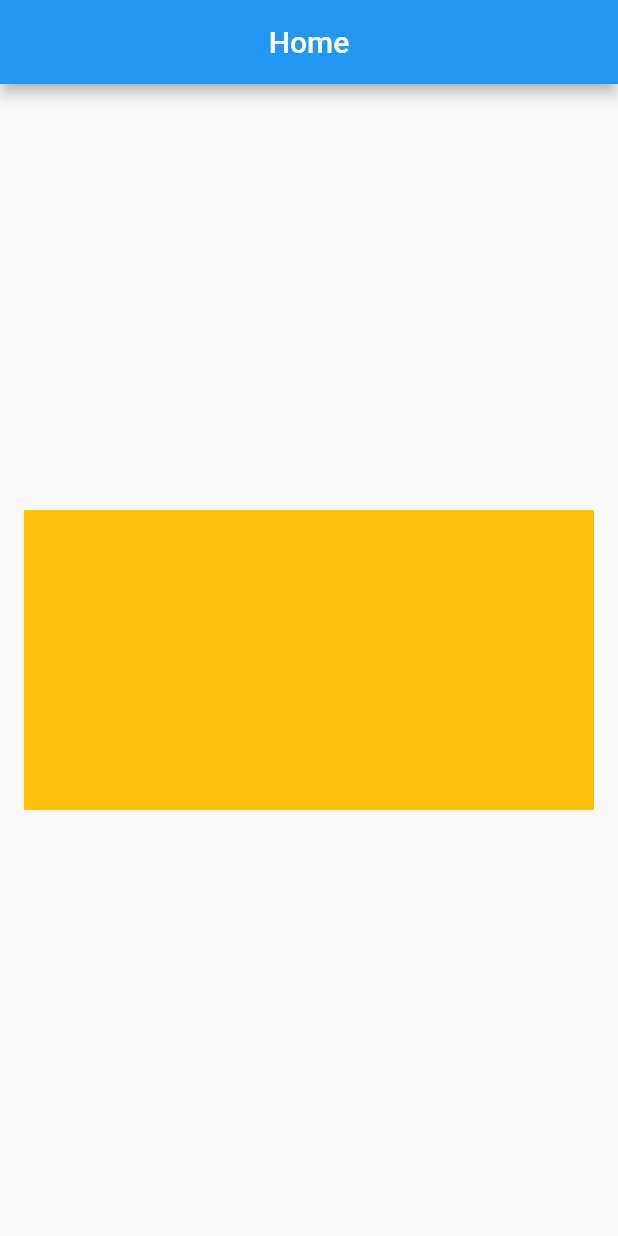
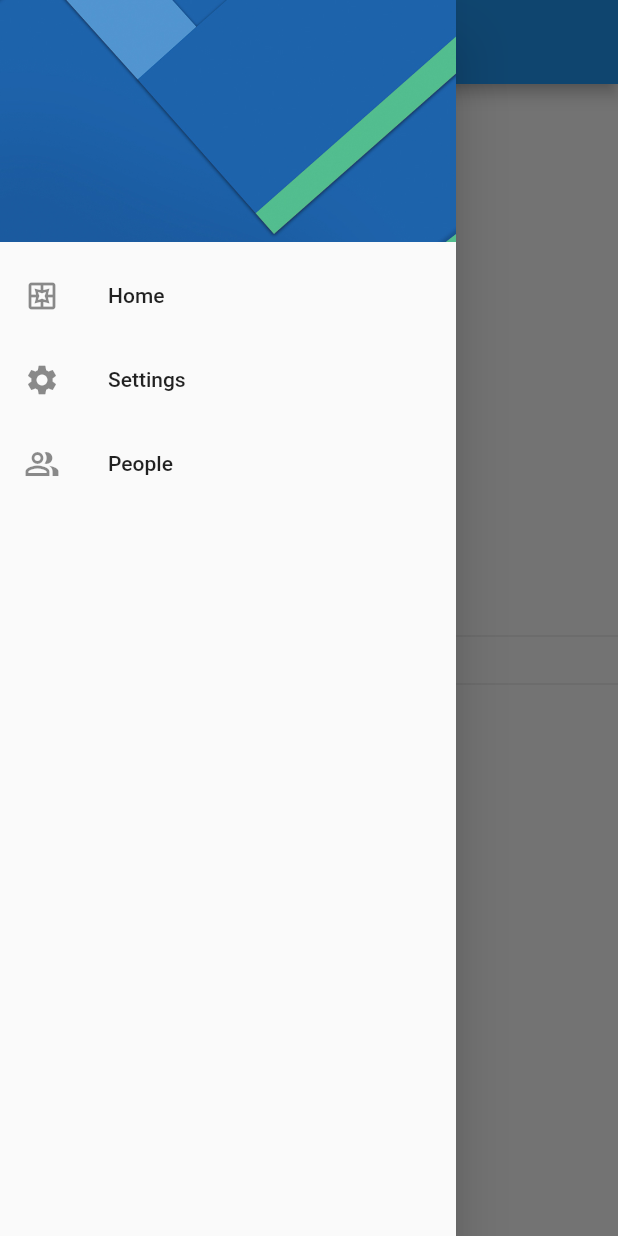
Before and after one commit to MangelDark/preference_app, a Flutter app: the screen it shows after launch, with the side drawer open (before the commit the screen has no drawer), on a phone screen of 412 x 824 dp. Run offline on Flutter 3.47's test engine with Material 2 defaults, Android fonts, the phone set to English and light mode, and no system bars; our stand-ins replace shared_preferences.

Commit message:
add new functionality class for keeping user data saved

```diff
--- /dev/null
+++ b/lib/providers/theme_provider.dart
@@ -0,0 +1,17 @@
+import 'package:flutter/material.dart';
+
+class ThemeProvider extends ChangeNotifier {
+  ThemeData currentTheme;
+  ThemeProvider({required bool isDarkMode})
+      : currentTheme = isDarkMode ? ThemeData.dark() : ThemeData.light();
+
+  setLightMode() {
+    currentTheme = ThemeData.light();
+    notifyListeners();
+  }
+
+  setDarkMode() {
+    currentTheme = ThemeData.dark();
+    notifyListeners();
+  }
+}
--- a/lib/screens/home_screen.dart
+++ b/lib/screens/home_screen.dart
@@ -1,4 +1,6 @@
 import 'package:flutter/material.dart';
+import 'package:preference_app/share_preferences/preferences.dart';
+import 'package:preference_app/widgets/side_menu.dart';
 
 class HomeScreen extends StatelessWidget {
   static const String routerName = "Home";
@@ -11,17 +13,18 @@ class HomeScreen extends StatelessWidget {
         title: const Text('Home'),
         centerTitle: true,
       ),
+      drawer: const SideMenu(),
       body: SafeArea(
-        child: Padding(
-          padding: const EdgeInsets.all(16.0),
-          child: Center(
-            child: Container(
-              height: 200,
-              color: Colors.amber,
-            ),
-          ),
-        ),
-      ),
+          child: Column(
+        mainAxisAlignment: MainAxisAlignment.center,
+        children: [
+          Text('DarkMode: ${Preferences.isDarkMode}'),
+          Divider(),
+          Text('Genero: ${Preferences.gender}'),
+          Divider(),
+          Text('Nombre del usuario:${Preferences.name}')
+        ],
+      )),
     );
   }
 }
--- /dev/null
+++ b/lib/share_preferences/preferences.dart
@@ -0,0 +1,40 @@
+import 'package:shared_preferences/shared_preferences.dart';
+
+class Preferences {
+  static late SharedPreferences _prefs;
+
+  static String _name = '';
+  static bool _isDarkMode = false;
+  static int _gender = 1;
+
+  static Future init() async {
+    _prefs = await SharedPreferences.getInstance();
+  }
+
+  static String get name {
+    return _prefs.getString('name') ?? _name;
+  }
+
+  static set name(String name) {
+    _name = name;
+    _prefs.setString('name', name);
+  }
+
+  static int get gender {
+    return _prefs.getInt('gender') ?? _gender;
+  }
+
+  static set gender(int gender) {
+    _gender = gender;
+    _prefs.setInt('gender', gender);
+  }
+
+  static bool get isDarkMode {
+    return _prefs.getBool('isDarkMode') ?? _isDarkMode;
+  }
+
+  static set isDarkMode(bool isDarkMode) {
+    _isDarkMode = isDarkMode;
+    _prefs.setBool('isDarkMode', isDarkMode);
+  }
+}
--- /dev/null
+++ b/lib/widgets/side_menu.dart
@@ -0,0 +1,54 @@
+import 'package:flutter/material.dart';
+import 'package:preference_app/screens/screens.dart';
+
+class SideMenu extends StatelessWidget {
+  const SideMenu({super.key});
+
+  @override
+  Widget build(BuildContext context) {
+    return Drawer(
+      child: ListView(
+        padding: EdgeInsets.zero,
+        children: [
+          const _DrawerHeader(),
+          ListTile(
+            leading: const Icon(Icons.pages_outlined),
+            title: const Text('Home'),
+            onTap: () {
+              Navigator.pushReplacementNamed(context, HomeScreen.routerName);
+            },
+          ),
+          ListTile(
+            leading: const Icon(Icons.settings),
+            title: const Text('Settings'),
+            onTap: () {
+              Navigator.pushReplacementNamed(
+                  context, SettingsScreen.routerName);
+            },
+          ),
+          ListTile(
+            leading: const Icon(Icons.people_alt_outlined),
+            title: const Text('People'),
+            onTap: () {},
+          ),
+        ],
+      ),
+    );
+  }
+}
+
+class _DrawerHeader extends StatelessWidget {
+  const _DrawerHeader({
+    super.key,
+  });
+
+  @override
+  Widget build(BuildContext context) {
+    return DrawerHeader(
+      child: Container(),
+      decoration: BoxDecoration(
+          image: DecorationImage(
+              image: AssetImage('assets/menu-img.jpg'), fit: BoxFit.cover)),
+    );
+  }
+}
--- a/pubspec.yaml
+++ b/pubspec.yaml
@@ -35,6 +35,8 @@ dependencies:
   # The following adds the Cupertino Icons font to your application.
   # Use with the CupertinoIcons class for iOS style icons.
   cupertino_icons: ^1.0.2
+  shared_preferences: ^2.2.0
+  provider: ^6.0.5
 
 dev_dependencies:
   flutter_test:
@@ -59,8 +61,8 @@ flutter:
   uses-material-design: true
 
   # To add assets to your application, add an assets section, like this:
-  # assets:
-  #   - images/a_dot_burr.jpeg
+  assets:
+    - assets/
   #   - images/a_dot_ham.jpeg
 
   # An image asset can refer to one or more resolution-specific "variants", see
```
Also changed, not shown: lib/main.dart (+14 -2 lines), lib/screens/settings_screen.dart (+76 -3 lines), assets/menu-img.jpg (added), pubspec.lock, 1 other file.
